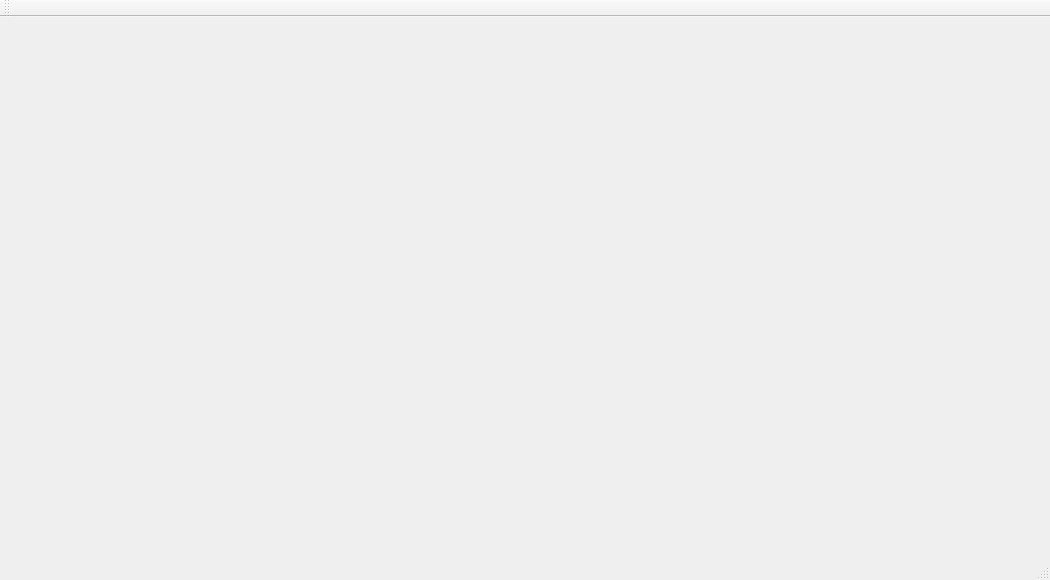
This is mainwindow.ui in honzikpce/ordinace as Qt 5 draws it before an edit. The edited form follows.
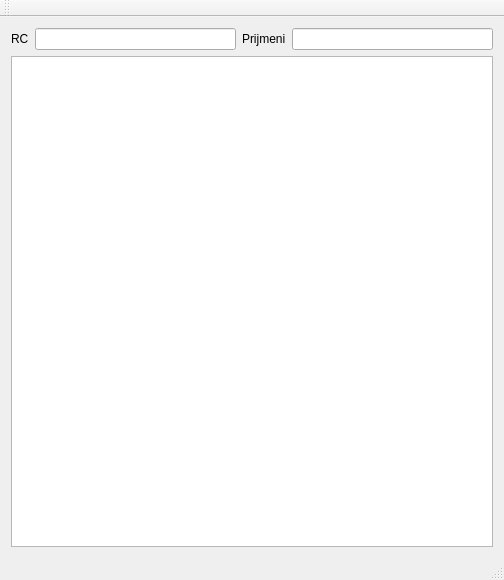
This is the edited form.

Commit message: pripojeni databaze, napojeni na tableView a filtrovani.

What changed in the file:
```diff
--- a/mainwindow.ui
+++ b/mainwindow.ui
@@ -6,14 +6,94 @@
    <rect>
     <x>0</x>
     <y>0</y>
-    <width>1050</width>
+    <width>504</width>
     <height>580</height>
    </rect>
   </property>
   <property name="windowTitle">
    <string>MainWindow</string>
   </property>
-  <widget class="QWidget" name="centralWidget"/>
+  <widget class="QWidget" name="centralWidget">
+   <layout class="QHBoxLayout" name="horizontalLayout_3">
+    <item>
+     <layout class="QVBoxLayout" name="verticalLayout">
+      <item>
+       <layout class="QHBoxLayout" name="horizontalLayout_2">
+        <item>
+         <widget class="QLabel" name="label">
+          <property name="text">
+           <string>RC</string>
+          </property>
+         </widget>
+        </item>
+        <item>
+         <widget class="QLineEdit" name="rcLineEdit"/>
+        </item>
+        <item>
+         <widget class="QLabel" name="label_2">
+          <property name="text">
+           <string>Prijmeni</string>
+          </property>
+         </widget>
+        </item>
+        <item>
+         <widget class="QLineEdit" name="surnameLineEdit"/>
+        </item>
+       </layout>
+      </item>
+      <item>
+       <widget class="QTableView" name="tableViewPacients">
+        <property name="sizePolicy">
+         <sizepolicy hsizetype="Expanding" vsizetype="Expanding">
+          <horstretch>0</horstretch>
+          <verstretch>0</verstretch>
+         </sizepolicy>
+        </property>
+        <property name="editTriggers">
+         <set>QAbstractItemView::NoEditTriggers</set>
+        </property>
+        <property name="tabKeyNavigation">
+         <bool>false</bool>
+        </property>
+        <property name="showDropIndicator" stdset="0">
+         <bool>false</bool>
+        </property>
+        <property name="dragDropOverwriteMode">
+         <bool>false</bool>
+        </property>
+        <property name="alternatingRowColors">
+         <bool>true</bool>
+        </property>
+        <property name="selectionMode">
+         <enum>QAbstractItemView::SingleSelection</enum>
+        </property>
+        <property name="selectionBehavior">
+         <enum>QAbstractItemView::SelectRows</enum>
+        </property>
+        <property name="showGrid">
+         <bool>false</bool>
+        </property>
+        <property name="sortingEnabled">
+         <bool>true</bool>
+        </property>
+        <property name="cornerButtonEnabled">
+         <bool>false</bool>
+        </property>
+        <attribute name="verticalHeaderVisible">
+         <bool>false</bool>
+        </attribute>
+        <attribute name="verticalHeaderShowSortIndicator" stdset="0">
+         <bool>true</bool>
+        </attribute>
+        <attribute name="verticalHeaderStretchLastSection">
+         <bool>false</bool>
+        </attribute>
+       </widget>
+      </item>
+     </layout>
+    </item>
+   </layout>
+  </widget>
   <widget class="QMenuBar" name="menuBar">
    <property name="geometry">
     <rect>
```
Left out of the diff: 4 changed lines with no effect on the pictures. The commit also changes 3 other files.
